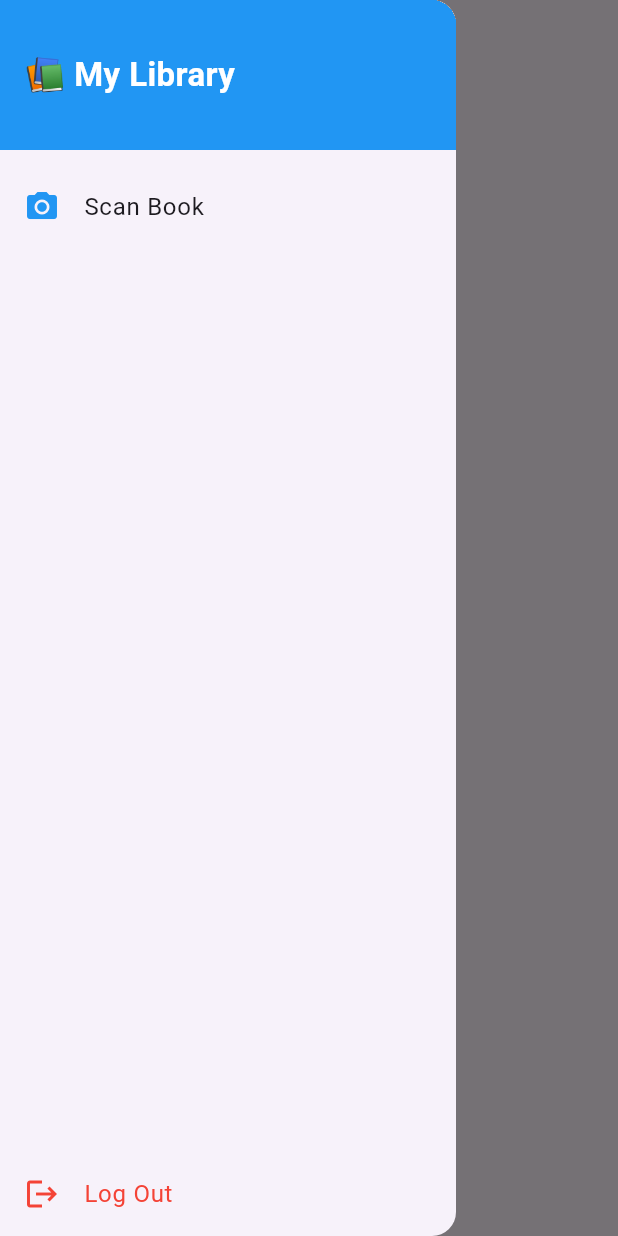
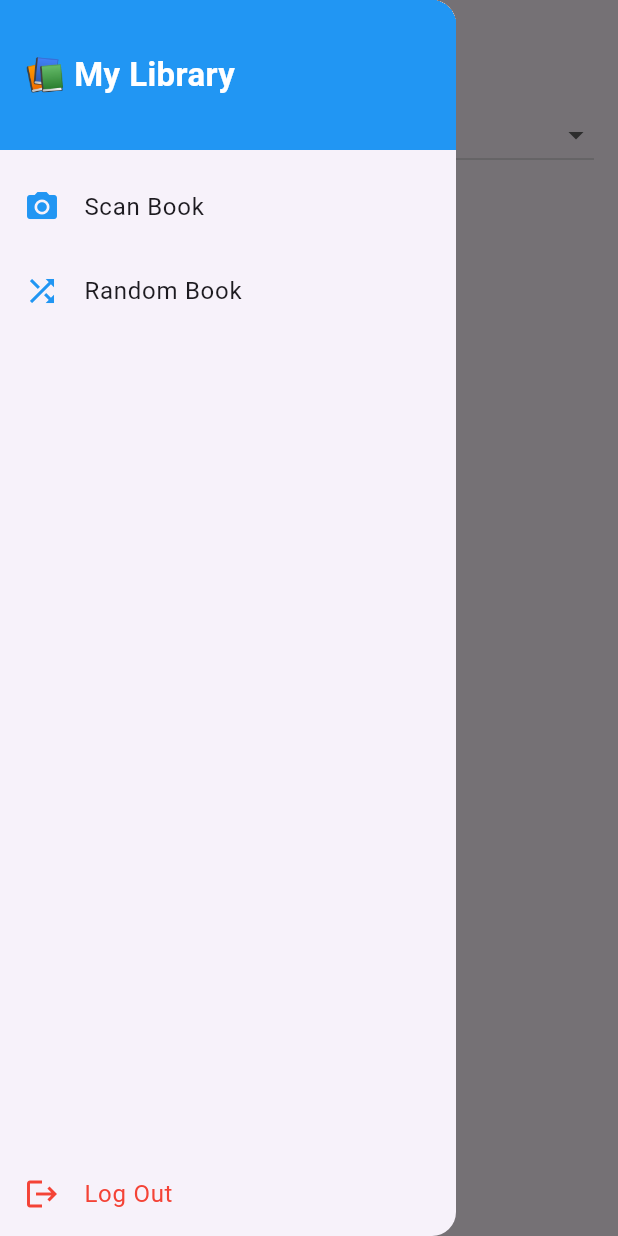
Before and after one commit to CalsolInCircles/Bookstore, a Flutter app: the screen it shows once a user with an empty profile is signed in, with the side drawer open, on a phone screen of 412 x 824 dp. Run offline on Flutter 3.47's test engine with Material 3 defaults, Android fonts, the phone set to English and light mode, and no system bars; our stand-ins replace camera, cloud_firestore, firebase_auth, firebase_core; missing offline and left inert: google_ml_kit; accounts and stored records are empty; network calls fail.

Commit message:
512025 :  Add search/sort on homescreen, details page for books, and a randomize book feature with filtering.

```diff
--- a/bookstore/lib/screens/home/homescreen.dart
+++ b/bookstore/lib/screens/home/homescreen.dart
@@ -1,16 +1,73 @@
+import 'package:bookstore/screens/home/random_book_filter_screen.dart';
 import 'package:flutter/material.dart';
 import 'isbn_scanner_screen.dart';
 import 'package:firebase_auth/firebase_auth.dart';
 import 'package:cloud_firestore/cloud_firestore.dart';
 import 'package:bookstore/helpers/show_book_options.dart';
 
-class HomePage extends StatelessWidget {
+class HomePage extends StatefulWidget {
+  const HomePage({super.key});
+
+  @override
+  HomePageState createState() => HomePageState();
+}
+
+class HomePageState extends State<HomePage> {
+  String _searchQuery = '';
+  String _sortBy = 'title';
+
   @override
   Widget build(BuildContext context) {
     final userId = FirebaseAuth.instance.currentUser?.uid;
 
     return Scaffold(
-      appBar: AppBar(title: Text('Home Library')),
+      appBar: AppBar(
+        title: Text('Home Library'),
+        bottom: PreferredSize(
+          preferredSize: Size.fromHeight(70),
+          child: Padding(
+            padding: const EdgeInsets.symmetric(horizontal: 16, vertical: 8),
+            child: Row(
+              children: [
+                Expanded(
+                  child: TextField(
+                    decoration: InputDecoration(
+                      hintText: 'Search books...',
+                      filled: true,
+                      fillColor: Colors.white,
+                      prefixIcon: Icon(Icons.search),
+                      border: OutlineInputBorder(
+                        borderRadius: BorderRadius.circular(12),
+                      ),
+                    ),
+                    onChanged: (value) {
+                      setState(() => _searchQuery = value.toLowerCase());
+                    },
+                  ),
+                ),
+                const SizedBox(width: 10),
+                DropdownButton<String>(
+                  value: _sortBy,
+                  onChanged: (value) {
+                    if (value != null) {
+                      setState(() => _sortBy = value);
+                    }
+                  },
+                  items:
+                      ['title', 'scannedAt'].map((option) {
+                        return DropdownMenuItem(
+                          value: option,
+                          child: Text(
+                            option == 'scannedAt' ? 'Recently Added' : 'Title',
+                          ),
+                        );
+                      }).toList(),
+                ),
+              ],
+            ),
+          ),
+        ),
+      ),
 
       drawer: Drawer(
         child: SafeArea(
@@ -31,10 +88,7 @@ class HomePage extends StatelessWidget {
                   ),
                 ),
               ),
-
               const SizedBox(height: 10),
-
-              // Main navigation items
               ListTile(
                 leading: Icon(Icons.camera_alt, color: Colors.blue),
                 title: Text("Scan Book"),
@@ -46,10 +100,18 @@ class HomePage extends StatelessWidget {
                   );
                 },
               ),
-
+              ListTile(
+                leading: Icon(Icons.shuffle, color: Colors.blue),
+                title: Text("Random Book"),
+                onTap: () {
+                  Navigator.pop(context);
+                  Navigator.push(
+                    context,
+                    MaterialPageRoute(builder: (_) => RandomBookFilterScreen()),
+                  );
+                },
+              ),
               Spacer(),
-
-              // Log out item at bottom
               ListTile(
                 leading: Icon(Icons.logout, color: Colors.red),
                 title: Text("Log Out", style: TextStyle(color: Colors.red)),
@@ -70,7 +132,6 @@ class HomePage extends StatelessWidget {
                 .doc(userId)
                 .collection("books")
                 .snapshots(),
-
         builder: (context, snapshot) {
           if (snapshot.connectionState == ConnectionState.waiting) {
             return Center(child: CircularProgressIndicator());
@@ -80,7 +141,32 @@ class HomePage extends StatelessWidget {
             return Center(child: Text("No books found."));
           }
 
-          final books = snapshot.data!.docs;
+          List<QueryDocumentSnapshot> books = snapshot.data!.docs;
+          List<Map<String, dynamic>> filteredBooks =
+              books
+                  .map((doc) {
+                    var data = doc.data() as Map<String, dynamic>;
+                    data['docId'] = doc.id;
+                    return data;
+                  })
+                  .where((book) {
+                    final title =
+                        (book['title'] ?? '').toString().toLowerCase();
+                    return title.contains(_searchQuery);
+                  })
+                  .toList();
+
+          if (_sortBy == 'title') {
+            filteredBooks.sort(
+              (a, b) => (a['title'] ?? '').compareTo(b['title'] ?? ''),
+            );
+          } else if (_sortBy == 'scannedAt') {
+            filteredBooks.sort(
+              (a, b) => (b['scannedAt'] as Timestamp).compareTo(
+                a['scannedAt'] as Timestamp,
+              ),
+            );
+          }
 
           return GridView.builder(
             padding: const EdgeInsets.all(12),
@@ -90,11 +176,11 @@ class HomePage extends StatelessWidget {
               crossAxisSpacing: 12,
               childAspectRatio: 0.7,
             ),
-            itemCount: books.length,
+            itemCount: filteredBooks.length,
             itemBuilder: (context, index) {
-              final book = books[index].data() as Map<String, dynamic>;
-              final docId = books[index].id;
-              print("Book: ${book}");
+              final book = filteredBooks[index];
+              final docId = book['docId'];
+
               return GestureDetector(
                 onTap: () => showBookOptions(context, book, docId),
                 child: Container(
--- /dev/null
+++ b/bookstore/lib/services/book_service.dart
@@ -0,0 +1,62 @@
+// services/book_service.dart
+import 'dart:math';
+
+import 'package:cloud_firestore/cloud_firestore.dart';
+import 'package:firebase_auth/firebase_auth.dart';
+
+class BookService {
+  final FirebaseFirestore _firestore = FirebaseFirestore.instance;
+
+  Future<QueryDocumentSnapshot<Object?>?> pickNextBook(
+    Map<String, dynamic> filters,
+  ) async {
+    final userId = FirebaseAuth.instance.currentUser!.uid;
+    Query query = FirebaseFirestore.instance
+        .collection("users")
+        .doc(userId)
+        .collection("books")
+        .where('read', isEqualTo: filters['isRead']);
+
+    if (filters['tags'] != null && (filters['tags'] as List).isNotEmpty) {
+      query = query.where('tags', arrayContainsAny: filters['tags']);
+    }
+
+    if (filters['genre'] != null) {
+      query = query.where('genre', isEqualTo: filters['genre']);
+    }
+
+    final snapshot = await query.get();
+    final books = snapshot.docs;
+
+    if (books.isEmpty) return null;
+
+    final randomIndex = Random().nextInt(books.length);
+    return books[randomIndex];
+  }
+
+  Future<Map<String, List<String>>> getUserTagsAndGenres(String userId) async {
+    final snapshot =
+        await _firestore
+            .collection("users")
+            .doc(userId)
+            .collection("books")
+            .get();
+
+    Set<String> tags = {};
+    Set<String> genres = {};
+
+    for (var doc in snapshot.docs) {
+      final book = doc.data();
+      // Extract tags if they exist
+      if (book['tags'] != null) {
+        tags.addAll(List<String>.from(book['tags']));
+      }
+      // Extract genre if it exists
+      if (book['genres'] != null) {
+        genres.addAll(List<String>.from(book['genres']));
+      }
+    }
+    print({'tags': tags.toList(), 'genres': genres.toList()});
+    return {'tags': tags.toList(), 'genres': genres.toList()};
+  }
+}
```
Also changed, not shown: bookstore/lib/helpers/show_book_options.dart (+9 -1 lines), bookstore/lib/screens/home/book_details_screen.dart (added, +82 -0 lines), bookstore/lib/screens/home/isbn_scanner_screen.dart (+26 -16 lines), bookstore/lib/screens/home/random_book_filter_screen.dart (added, +174 -0 lines), bookstore/lib/screens/home/read_switch.dart (added, +42 -0 lines), bookstore/lib/screens/home/tag_manager.dart (added, +99 -0 lines), bookstore/lib/screens/login/login.dart (+36 -2 lines), 1 other file.
